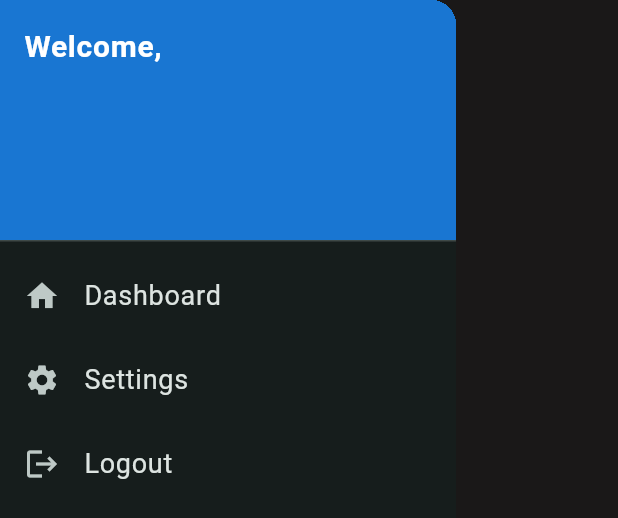
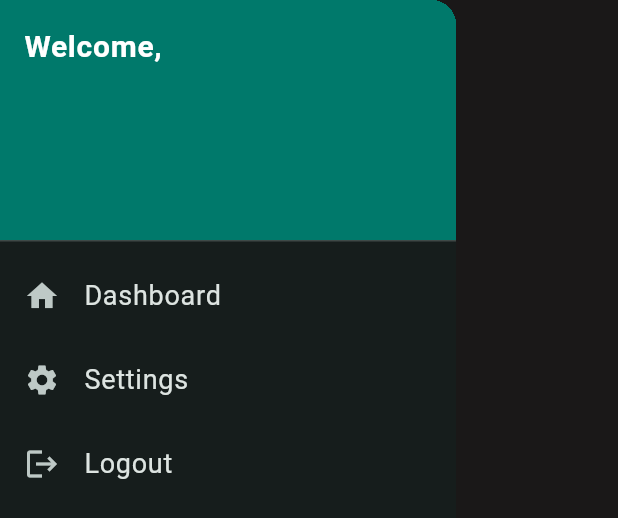
Before and after one commit to TizianoAlbore/pswmanager, a Flutter app: the DrawerWidget widget shown alone on an empty page, opened directly, on a phone screen of 412 x 824 dp. Shown: the top 518 px of the screen. Run offline on Flutter 3.47's test engine with Material 3 defaults, Android fonts, the light colour scheme and no system bars; our stand-ins replace cloud_firestore, firebase_auth, firebase_core, flutter_dotenv; missing offline and left inert: base32, blockchain_utils, cryptography, dart:js_interop; accounts and stored records are empty; project files that could hold a hidden picture were left out.

Commit message:
color_fix2

```diff
--- a/lib/widgets/drawer.dart
+++ b/lib/widgets/drawer.dart
@@ -46,7 +46,7 @@ class _DrawerWidget extends State<DrawerWidget> {
         children: <Widget>[
           DrawerHeader(
             decoration: const BoxDecoration(
-              color: Color(0xFF1976D2), // Same blue as the dashboard header
+              color: Color(0xFF00796B), // Same blue as the dashboard header
             ),
             child: Text(
               'Welcome, $_username',
```
